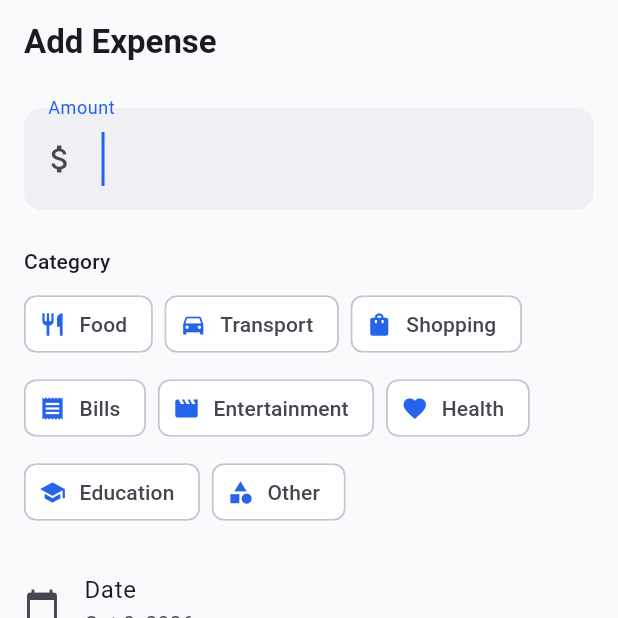
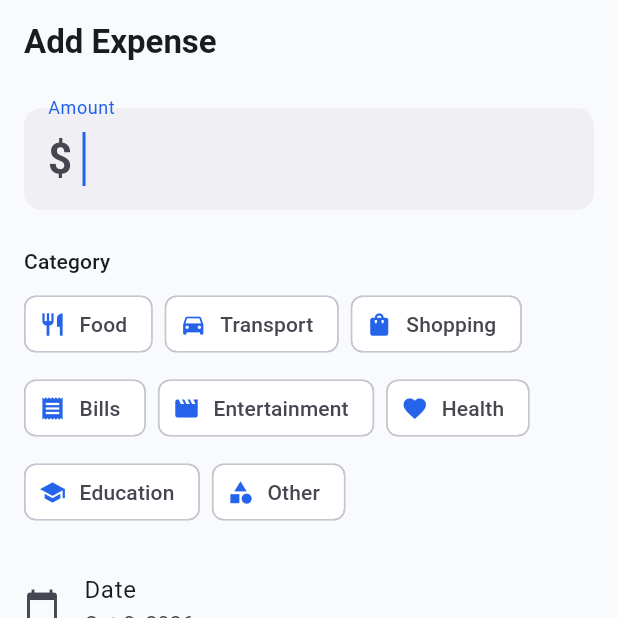
Before and after one commit to IroshRanasinghe/Money-Balancer, a Flutter app: the ExpenseFormPage screen opened by its route, on a phone screen of 412 x 824 dp, the top half of it. Run offline on Flutter 3.47's test engine with Material 3 defaults, Android fonts, the phone set to English and light mode, and no system bars; our stand-ins replace dartz, equatable, fl_chart, flutter_bloc, freezed_annotation, get_it and 3 more; accounts and stored records are empty.

Commit message:
fix: address final review — amount parsing, budget spacing, currency prefix, polish
Co-Authored-By: Claude Opus 5.5 <noreply@anthropic.com>

```diff
--- a/lib/app.dart
+++ b/lib/app.dart
@@ -4,14 +4,17 @@ import 'package:flutter_bloc/flutter_bloc.dart';
 import 'core/config/router.dart';
 import 'core/config/theme.dart';
 import 'core/di/injection_container.dart';
+import 'features/settings/domain/entities/app_settings.dart';
 import 'features/settings/presentation/bloc/settings_bloc.dart';
 
 class MoneyBalanceApp extends StatelessWidget {
-  const MoneyBalanceApp({super.key});
+  const MoneyBalanceApp({super.key, required this.initialSettings});
+
+  final AppSettings initialSettings;
 
   @override
   Widget build(BuildContext context) => BlocProvider<SettingsBloc>(
-        create: (_) => sl<SettingsBloc>()..add(const SettingsLoadRequested()),
+        create: (_) => sl<SettingsBloc>(param1: initialSettings),
         child: BlocBuilder<SettingsBloc, SettingsState>(
           buildWhen: (a, b) => a.settings.darkMode != b.settings.darkMode,
           builder: (context, state) => MaterialApp.router(
--- a/lib/features/budget/presentation/bloc/budget_bloc.dart
+++ b/lib/features/budget/presentation/bloc/budget_bloc.dart
@@ -64,7 +64,7 @@ class BudgetBloc extends Bloc<BudgetEvent, BudgetState> {
     emit(state.copyWith(errorMessage: null));
     final limit = parseAmount(event.limitText);
     if (limit == null) {
-      emit(state.copyWith(errorMessage: 'Enter a limit greater than 0'));
+      emit(state.copyWith(errorMessage: 'Enter a valid limit greater than 0 (e.g. 1234.50)'));
       return;
     }
     final result = await _saveBudget(Budget(
--- a/lib/features/budget/presentation/widgets/budget_progress_card.dart
+++ b/lib/features/budget/presentation/widgets/budget_progress_card.dart
@@ -40,8 +40,9 @@ class BudgetProgressCard extends StatelessWidget {
     return Opacity(
       opacity: budget.isActive ? 1 : 0.5,
       child: Card(
+        clipBehavior: Clip.antiAlias,
         child: InkWell(
-          borderRadius: BorderRadius.circular(12),
+          borderRadius: BorderRadius.circular(16),
           onTap: onTap,
           child: Padding(
             padding: const EdgeInsets.all(16),
--- a/lib/features/dashboard/presentation/pages/dashboard_page.dart
+++ b/lib/features/dashboard/presentation/pages/dashboard_page.dart
@@ -89,8 +89,10 @@ class _Content extends StatelessWidget {
     return RefreshIndicator(
       onRefresh: () async {
         bloc.add(const DashboardLoadRequested());
-        await bloc.stream
-            .firstWhere((s) => s.status != DashboardStatus.loading);
+        await bloc.stream.firstWhere(
+          (s) => s.status != DashboardStatus.loading,
+          orElse: () => bloc.state,
+        );
       },
       child: ListView(
         physics: const AlwaysScrollableScrollPhysics(),
--- a/lib/features/expense/presentation/bloc/expense_bloc.dart
+++ b/lib/features/expense/presentation/bloc/expense_bloc.dart
@@ -41,7 +41,7 @@ class ExpenseBloc extends Bloc<ExpenseEvent, ExpenseState> {
         state.copyWith(
           status: FormSubmissionStatus.failure,
           errorMessage: const ValidationFailure(
-            'Enter an amount greater than 0',
+            'Enter a valid amount greater than 0 (e.g. 1234.50)',
           ).message,
         ),
       );
--- a/lib/features/income/presentation/bloc/income_bloc.dart
+++ b/lib/features/income/presentation/bloc/income_bloc.dart
@@ -41,7 +41,7 @@ class IncomeBloc extends Bloc<IncomeEvent, IncomeState> {
         state.copyWith(
           status: FormSubmissionStatus.failure,
           errorMessage: const ValidationFailure(
-            'Enter an amount greater than 0',
+            'Enter a valid amount greater than 0 (e.g. 1234.50)',
           ).message,
         ),
       );
--- a/lib/features/reports/presentation/pages/reports_page.dart
+++ b/lib/features/reports/presentation/pages/reports_page.dart
@@ -62,8 +62,10 @@ class _Body extends StatelessWidget {
         return RefreshIndicator(
           onRefresh: () async {
             bloc.add(const ReportsLoadRequested());
-            await bloc.stream
-                .firstWhere((s) => s.status != ReportsStatus.loading);
+            await bloc.stream.firstWhere(
+              (s) => s.status != ReportsStatus.loading,
+              orElse: () => bloc.state,
+            );
           },
           child: ListView(
             physics: const AlwaysScrollableScrollPhysics(),
--- a/lib/features/settings/presentation/bloc/settings_bloc.dart
+++ b/lib/features/settings/presentation/bloc/settings_bloc.dart
@@ -10,8 +10,11 @@ export 'settings_event.dart';
 export 'settings_state.dart';
 
 class SettingsBloc extends Bloc<SettingsEvent, SettingsState> {
-  SettingsBloc(this._getSettings, this._saveSettings)
-      : super(const SettingsState()) {
+  SettingsBloc(
+    this._getSettings,
+    this._saveSettings, {
+    AppSettings initialSettings = const AppSettings(),
+  }) : super(SettingsState(settings: initialSettings)) {
     on<SettingsLoadRequested>(_onLoad);
     on<CurrencyChanged>(
         (e, emit) => _save(state.settings.copyWith(currency: e.currency), emit));
--- a/lib/features/settings/settings_injection.dart
+++ b/lib/features/settings/settings_injection.dart
@@ -5,6 +5,7 @@ import '../../core/config/constants.dart';
 import 'data/datasources/settings_local_datasource.dart';
 import 'data/models/app_settings_model.dart';
 import 'data/repositories/settings_repository_impl.dart';
+import 'domain/entities/app_settings.dart';
 import 'domain/repositories/settings_repository.dart';
 import 'domain/usecases/get_settings.dart';
 import 'domain/usecases/save_settings.dart';
@@ -20,5 +21,6 @@ void registerSettings(GetIt sl) {
   sl.registerFactory(() => GetSettings(sl()));
   sl.registerFactory(() => SaveSettings(sl()));
   // BLoCs
-  sl.registerFactory(() => SettingsBloc(sl(), sl()));
+  sl.registerFactoryParam<SettingsBloc, AppSettings?, void>((s, _) =>
+      SettingsBloc(sl(), sl(), initialSettings: s ?? const AppSettings()));
 }
--- a/lib/features/transactions/transactions_injection.dart
+++ b/lib/features/transactions/transactions_injection.dart
@@ -6,7 +6,6 @@ import 'data/datasources/transaction_local_datasource.dart';
 import 'data/models/transaction_model.dart';
 import 'data/repositories/transaction_repository_impl.dart';
 import 'domain/repositories/transaction_repository.dart';
-import 'domain/usecases/add_transaction.dart';
 import 'domain/usecases/delete_transaction.dart';
 import 'domain/usecases/get_transactions.dart';
 import 'domain/usecases/update_transaction.dart';
@@ -22,7 +21,6 @@ void registerTransactions(GetIt sl) {
       () => TransactionRepositoryImpl(sl()));
   // Use cases
   sl.registerFactory(() => GetTransactions(sl()));
-  sl.registerFactory(() => AddTransaction(sl()));
   sl.registerFactory(() => UpdateTransaction(sl()));
   sl.registerFactory(() => DeleteTransaction(sl()));
   // BLoCs
--- a/lib/main.dart
+++ b/lib/main.dart
@@ -2,9 +2,13 @@ import 'package:flutter/material.dart';
 
 import 'app.dart';
 import 'core/di/injection_container.dart';
+import 'features/settings/domain/entities/app_settings.dart';
+import 'features/settings/domain/usecases/get_settings.dart';
 
 Future<void> main() async {
   WidgetsFlutterBinding.ensureInitialized();
   await initDependencies();
-  runApp(const MoneyBalanceApp());
+  final initial =
+      (await sl<GetSettings>()()).getOrElse(() => const AppSettings());
+  runApp(MoneyBalanceApp(initialSettings: initial));
 }
--- a/lib/shared/widgets/transaction_form.dart
+++ b/lib/shared/widgets/transaction_form.dart
@@ -1,7 +1,10 @@
 import 'package:flutter/material.dart';
+import 'package:flutter_bloc/flutter_bloc.dart';
+import 'package:intl/intl.dart';
 
 import '../../core/utils/formatters.dart';
 import '../../core/config/constants.dart';
+import '../../features/settings/presentation/bloc/settings_bloc.dart';
 import '../../features/transactions/domain/entities/transaction.dart';
 import 'category_icon.dart';
 
@@ -112,6 +115,9 @@ class _TransactionFormState extends State<TransactionForm> {
   @override
   Widget build(BuildContext context) {
     final theme = Theme.of(context);
+    final currency =
+        context.select((SettingsBloc b) => b.state.settings.currency);
+    final symbol = NumberFormat.simpleCurrency(name: currency).currencySymbol;
     return Form(
       key: _formKey,
       child: Column(
@@ -124,12 +130,12 @@ class _TransactionFormState extends State<TransactionForm> {
             style: theme.textTheme.headlineMedium?.copyWith(
               fontWeight: FontWeight.bold,
             ),
-            decoration: const InputDecoration(
+            decoration: InputDecoration(
               labelText: 'Amount',
-              prefixIcon: Icon(Icons.attach_money),
+              prefixText: '$symbol ',
             ),
             validator: (v) => parseAmount(v ?? '') == null
-                ? 'Enter an amount greater than 0'
+                ? 'Enter a valid amount greater than 0 (e.g. 1234.50)'
                 : null,
           ),
           const SizedBox(height: 24),
```
Also changed, not shown: lib/core/utils/formatters.dart (+9 -2 lines), lib/features/budget/presentation/pages/budget_page.dart (+12 -8 lines), lib/features/budget/presentation/widgets/budget_form_sheet.dart (+10 -2 lines), lib/features/reports/presentation/widgets/category_pie_chart.dart (+5 -2 lines), lib/features/transactions/domain/usecases/add_transaction.dart (deleted, +0 -13 lines), lib/features/transactions/presentation/bloc/transaction_state.dart (+8 -2 lines), lib/features/transactions/presentation/pages/transaction_list_page.dart (+11 -1 lines), 1 other file.
